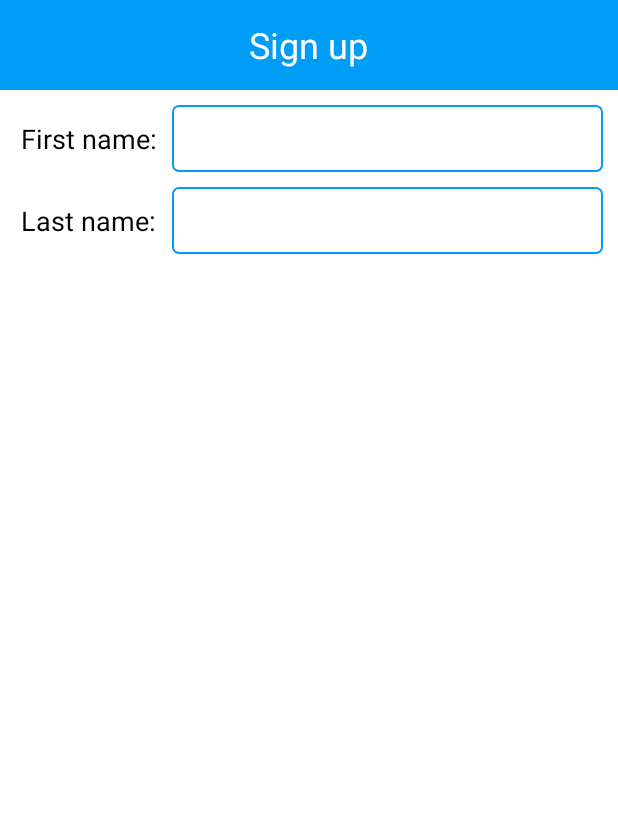
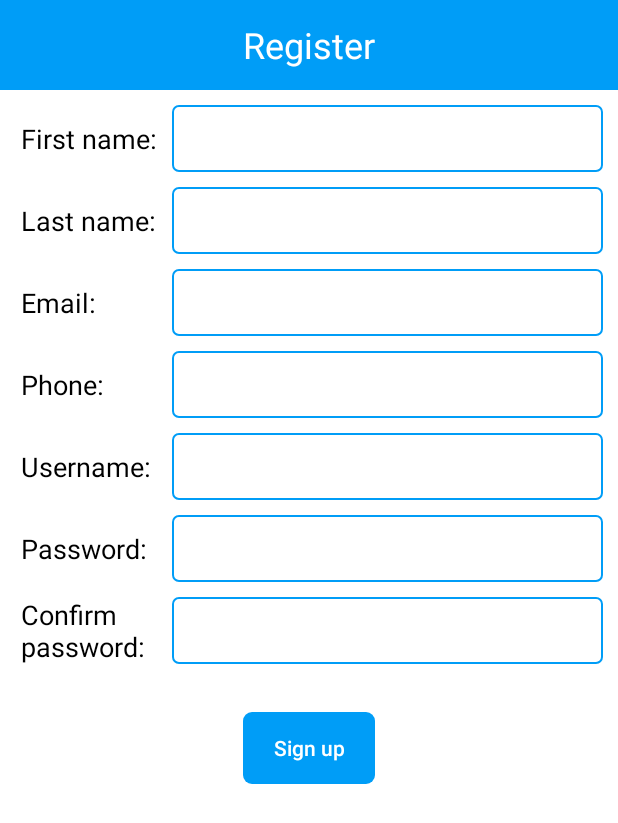
Before and after one commit to hoangsangnguyen/Financial_Manager, an Android app: the layout activity_sign_up.xml on its own in the app's theme, with its tools: preview values and no code run, on a phone screen of 412 x 824 dp. Shown: the top 823 px of the screen. Run offline under Robolectric (Android 15) with nearby library versions, the phone set to English and light mode, and no system bars.

Commit message:
update sign up

```diff
--- a/FinancialManager/app/src/main/AndroidManifest.xml
+++ b/FinancialManager/app/src/main/AndroidManifest.xml
@@ -22,7 +22,7 @@
                 <category android:name="android.intent.category.LAUNCHER" />
             </intent-filter>
         </activity>
-        <activity android:name=".mvp.login.detail.DetailActivity"></activity>
+        <activity android:name=".mvp.detail.DetailActivity"></activity>
         <activity android:name=".mvp.home.HomeActivity" />
         <activity android:name=".mvp.signup.SignUpActivity"></activity>
     </application>
--- a/FinancialManager/app/src/main/java/com/example/nhattruong/financialmanager/mvp/login/detail/DetailActivity.java
+++ b/FinancialManager/app/src/main/java/com/example/nhattruong/financialmanager/mvp/detail/DetailActivity.java
@@ -1,4 +1,4 @@
-package com.example.nhattruong.financialmanager.mvp.login.detail;
+package com.example.nhattruong.financialmanager.mvp.detail;
 
 import android.support.v7.app.AppCompatActivity;
 import android.os.Bundle;
--- a/FinancialManager/app/src/main/java/com/example/nhattruong/financialmanager/mvp/login/LoginActivity.java
+++ b/FinancialManager/app/src/main/java/com/example/nhattruong/financialmanager/mvp/login/LoginActivity.java
@@ -15,6 +15,7 @@ import com.example.nhattruong.financialmanager.mvp.home.HomeActivity;
 import com.example.nhattruong.financialmanager.mvp.signup.SignUpActivity;
 
 import butterknife.BindView;
+import butterknife.OnClick;
 
 public class LoginActivity extends BaseActivity implements LoginContract.View, View.OnClickListener {
 
--- a/FinancialManager/app/src/main/java/com/example/nhattruong/financialmanager/mvp/signup/SignUpActivity.java
+++ b/FinancialManager/app/src/main/java/com/example/nhattruong/financialmanager/mvp/signup/SignUpActivity.java
@@ -15,6 +15,21 @@ public class SignUpActivity extends BaseActivity implements SignUpContract.View
 
     @BindView(R.id.edt_last_name)
     EditText edtLastName;
+
+    @BindView(R.id.email)
+    EditText edtEmail;
+
+    @BindView(R.id.edt_phone)
+    EditText edtPhone;
+
+    @BindView(R.id.edt_username)
+    EditText edtUsername;
+
+    @BindView(R.id.edt_password)
+    EditText edtPassword;
+
+    @BindView(R.id.edt_confirm_password)
+    EditText edtConfirmPassword;
 
     @Override
     protected void onCreate(Bundle savedInstanceState) {
--- a/FinancialManager/app/src/main/res/layout/activity_detail.xml
+++ b/FinancialManager/app/src/main/res/layout/activity_detail.xml
@@ -5,7 +5,7 @@
     android:layout_width="match_parent"
     android:layout_height="match_parent"
     android:orientation="vertical"
-    tools:context="com.example.nhattruong.financialmanager.mvp.login.detail.DetailActivity">
+    tools:context=".mvp.detail.DetailActivity">
 
     <LinearLayout
         android:layout_width="match_parent"
--- a/FinancialManager/app/src/main/res/layout/activity_sign_up.xml
+++ b/FinancialManager/app/src/main/res/layout/activity_sign_up.xml
@@ -20,7 +20,7 @@
             android:layout_width="wrap_content"
             android:layout_height="wrap_content"
             android:layout_gravity="center"
-            android:text="Sign up"
+            android:text="Register"
             android:textColor="@color/white_color"
             android:textSize="24sp" />
     </FrameLayout>
@@ -61,8 +61,7 @@
         android:text="Last name:"
         app:layout_constraintBaseline_toBaselineOf="@+id/edt_last_name"
         app:layout_constraintLeft_toLeftOf="@+id/tv_first_name"
-        app:layout_constraintTop_toBottomOf="@+id/tv_first_name"
-        android:layout_marginTop="@dimen/small_14dp"/>
+        app:layout_constraintTop_toBottomOf="@+id/tv_first_name" />
 
     <EditText
         android:id="@+id/edt_last_name"
@@ -75,4 +74,123 @@
         app:layout_constraintLeft_toLeftOf="@+id/edt_first_name"
         app:layout_constraintRight_toRightOf="@+id/edt_first_name"
         android:layout_marginTop="@dimen/small_10dp"/>
+
+    <TextView
+        android:layout_width="wrap_content"
+        android:layout_height="wrap_content"
+        android:paddingEnd="@dimen/small_10dp"
+        android:text="Email:"
+        android:textSize="@dimen/text_size_18sp"
+        android:textColor="@color/black_color"
+        app:layout_constraintBaseline_toBaselineOf="@+id/edt_email"
+        app:layout_constraintTop_toBottomOf="@+id/tv_last_name"
+        app:layout_constraintLeft_toLeftOf="@+id/tv_first_name" />
+
+    <EditText
+        android:id="@+id/edt_email"
+        android:layout_width="0dp"
+        android:layout_height="wrap_content"
+        android:padding="@dimen/small_10dp"
+        android:maxLines="1"
+        android:background="@drawable/border_white_corner_blue_text"
+        app:layout_constraintRight_toRightOf="@+id/edt_first_name"
+        app:layout_constraintLeft_toLeftOf="@+id/edt_first_name"
+        app:layout_constraintTop_toBottomOf="@+id/edt_last_name"
+        android:layout_marginTop="@dimen/small_10dp"/>
+
+    <TextView
+        android:layout_width="wrap_content"
+        android:layout_height="wrap_content"
+        android:text="Phone:"
+        android:textColor="@color/black_color"
+        android:textSize="@dimen/text_size_18sp"
+        app:layout_constraintBaseline_toBaselineOf="@+id/edt_phone"
+        app:layout_constraintLeft_toLeftOf="@+id/tv_first_name"
+        app:layout_constraintTop_toBottomOf="@+id/edt_email" />
+
+    <EditText
+        android:id="@+id/edt_phone"
+        android:layout_width="0dp"
+        android:layout_height="wrap_content"
+        android:padding="@dimen/small_10dp"
+        android:background="@drawable/border_white_corner_blue_text"
+        app:layout_constraintLeft_toLeftOf="@+id/edt_first_name"
+        app:layout_constraintRight_toRightOf="@+id/edt_first_name"
+        app:layout_constraintTop_toBottomOf="@+id/edt_email"
+        android:layout_marginTop="@dimen/small_10dp"/>
+
+    <TextView
+        android:layout_width="wrap_content"
+        android:layout_height="wrap_content"
+        android:textSize="@dimen/text_size_18sp"
+        android:textColor="@color/black_color"
+        android:text="Username:"
+        app:layout_constraintBaseline_toBaselineOf="@+id/edt_username"
+        app:layout_constraintTop_toBottomOf="@+id/edt_phone"
+        app:layout_constraintLeft_toLeftOf="@+id/tv_first_name"/>
+
+    <EditText
+        android:id="@+id/edt_username"
+        android:layout_width="0dp"
+        android:layout_height="wrap_content"
+        android:padding="@dimen/small_10dp"
+        android:background="@drawable/border_white_corner_blue_text"
+        app:layout_constraintTop_toBottomOf="@+id/edt_phone"
+        app:layout_constraintLeft_toLeftOf="@+id/edt_first_name"
+        app:layout_constraintRight_toRightOf="@+id/edt_first_name"
+        android:layout_marginTop="@dimen/small_10dp"/>
+
+    <TextView
+        android:layout_width="wrap_content"
+        android:layout_height="wrap_content"
+        android:text="Password:"
+        android:textColor="@color/black_color"
+        android:textSize="@dimen/text_size_18sp"
+        app:layout_constraintBaseline_toBaselineOf="@+id/edt_password"
+        app:layout_constraintTop_toBottomOf="@+id/edt_username"
+        app:layout_constraintLeft_toLeftOf="@+id/tv_first_name"/>
+
+    <EditText
+        android:id="@+id/edt_password"
+        android:layout_width="0dp"
+        android:layout_height="wrap_content"
+        android:padding="@dimen/small_10dp"
+        android:background="@drawable/border_white_corner_blue_text"
+        app:layout_constraintTop_toBottomOf="@+id/edt_username"
+        app:layout_constraintLeft_toLeftOf="@+id/edt_first_name"
+        app:layout_constraintRight_toRightOf="@+id/edt_first_name"
+        android:layout_marginTop="@dimen/small_10dp" />
+
+    <TextView
+        android:layout_width="wrap_content"
+        android:layout_height="wrap_content"
+        android:text="Confirm\npassword:"
+        android:textColor="@color/black_color"
+        android:textSize="@dimen/text_size_18sp"
+        app:layout_constraintTop_toTopOf="@+id/edt_confirm_password"
+        app:layout_constraintLeft_toLeftOf="@+id/tv_first_name"
+        app:layout_constraintBottom_toBottomOf="@+id/edt_confirm_password"/>
+
+    <EditText
+        android:id="@+id/edt_confirm_password"
+        android:layout_width="0dp"
+        android:layout_height="wrap_content"
+        android:padding="@dimen/small_10dp"
+        android:background="@drawable/border_white_corner_blue_text"
+        app:layout_constraintTop_toBottomOf="@+id/edt_password"
+        app:layout_constraintLeft_toLeftOf="@+id/edt_first_name"
+        app:layout_constraintRight_toRightOf="@+id/edt_first_name"
+        android:layout_marginTop="@dimen/small_10dp" />
+
+    <Button
+        android:layout_width="wrap_content"
+        android:layout_height="wrap_content"
+        android:text="Sign up"
+        android:textAllCaps="false"
+        app:layout_constraintTop_toBottomOf="@+id/edt_confirm_password"
+        app:layout_constraintLeft_toLeftOf="parent"
+        app:layout_constraintRight_toRightOf="parent"
+        android:layout_marginTop="@dimen/large"
+        android:textColor="@color/white_color"
+        android:background="@drawable/border_blue_text"/>
 </android.support.constraint.ConstraintLayout>
```
Also changed, not shown: FinancialManager/app/src/main/res/drawable-xhdpi/ic_bg_login.png.
